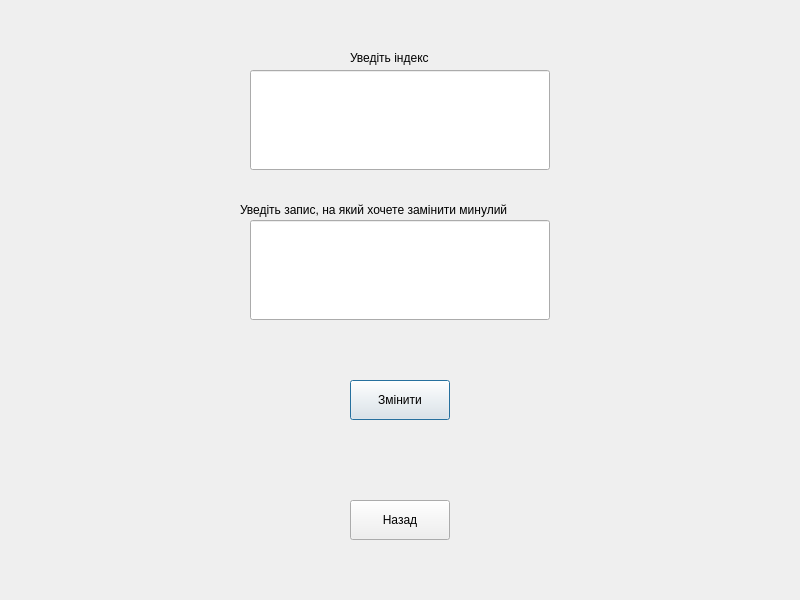
Before: the Qt Designer form editdialogwindow.ui in ivskachkov/ASD2_lab_3, drawn with Qt 5.
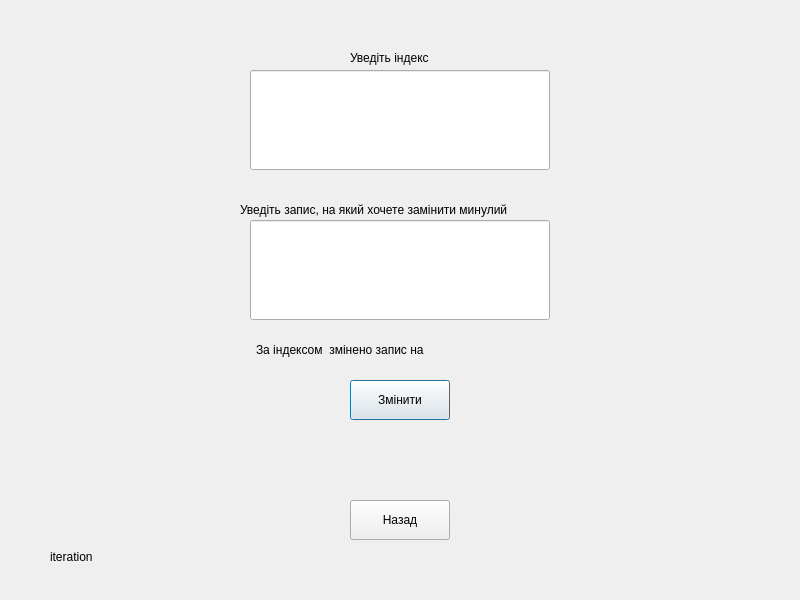
After: the same form once the commit is applied.

```diff
--- a/editdialogwindow.ui
+++ b/editdialogwindow.ui
@@ -85,6 +85,32 @@
     <string>Уведiть запис, на який хочете замiнити минулий</string>
    </property>
   </widget>
+  <widget class="QLabel" name="resultLBL">
+   <property name="geometry">
+    <rect>
+     <x>256</x>
+     <y>340</y>
+     <width>291</width>
+     <height>20</height>
+    </rect>
+   </property>
+   <property name="text">
+    <string>За індексом  змінено запис на </string>
+   </property>
+  </widget>
+  <widget class="QLabel" name="iteration">
+   <property name="geometry">
+    <rect>
+     <x>50</x>
+     <y>550</y>
+     <width>57</width>
+     <height>14</height>
+    </rect>
+   </property>
+   <property name="text">
+    <string>iteration</string>
+   </property>
+  </widget>
  </widget>
  <resources/>
  <connections/>
```
Left out of the diff: 2 changed lines with no effect on the pictures.
